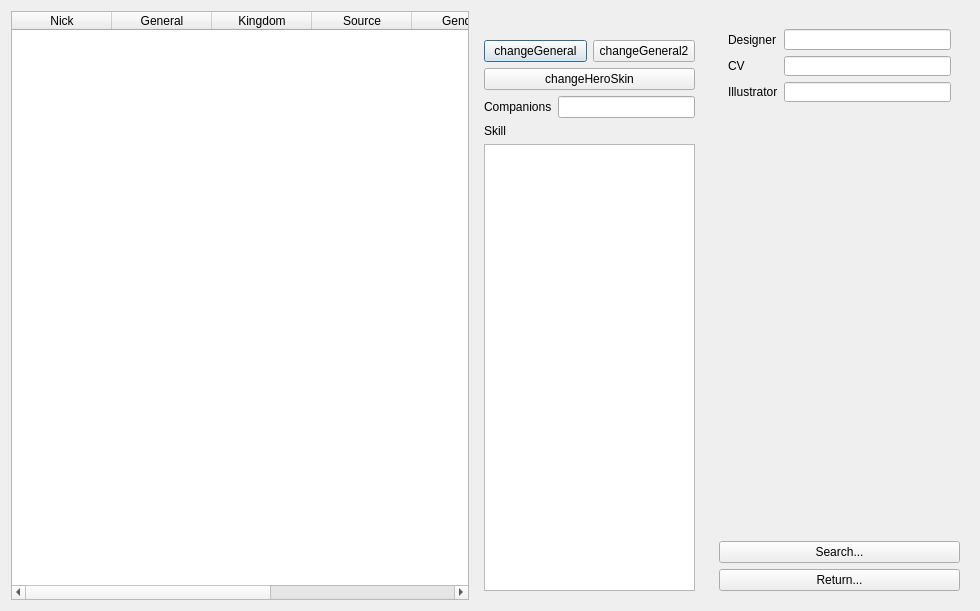
The window that src/dialog/generaloverview.ui (NijigenDevs/QSanguosha-For-Saimoe) describes before a commit, drawn with Qt 5.
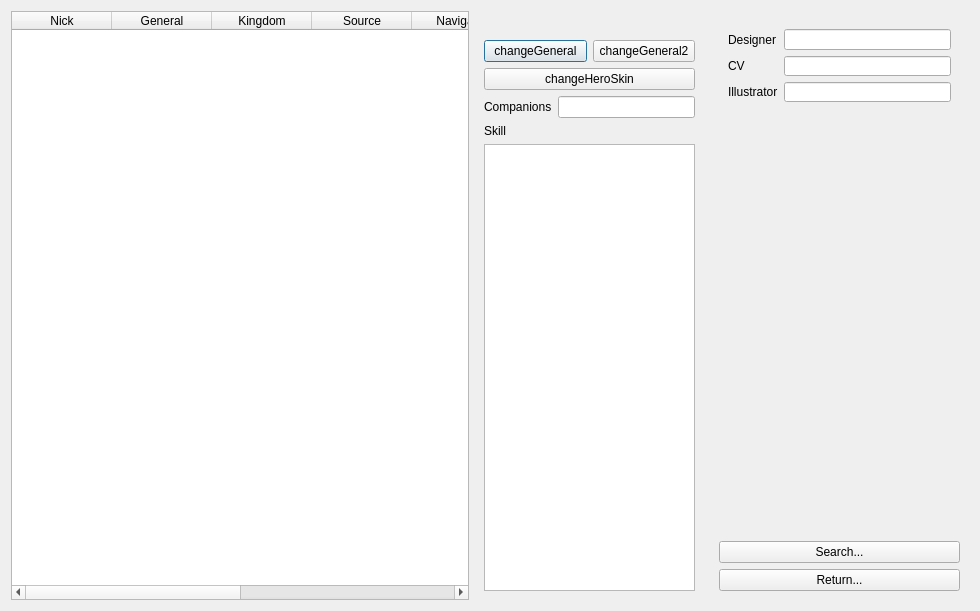
The same window after the commit. Icons and pictures are not drawn.

Commit message: add Navigator in overview and add some audios for kanade.

The edit to the form file:
```diff
--- a/src/dialog/generaloverview.ui
+++ b/src/dialog/generaloverview.ui
@@ -63,6 +63,11 @@
        <string>Source</string>
       </property>
      </column>
+     <column>
+      <property name="text">
+       <string>Navigator</string>
+      </property>
+     </column>
      <column>
       <property name="text">
        <string>Gender</string>
```
The commit also changes 6 other files.
